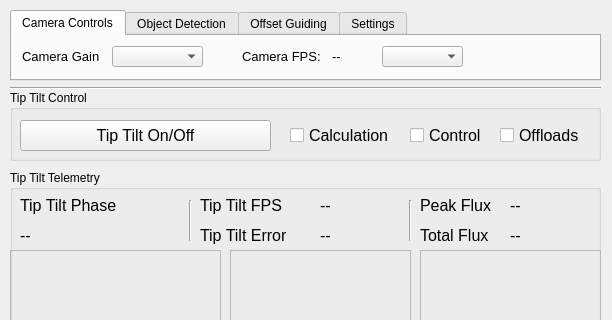
Old version of the form kpf/TT_GUI/TipTiltGUI.ui in the repository KeckObservatory/KPFTranslator; both pictures show x 0 to 612 and y 0 to 320 of the 612 by 938 pixel window.
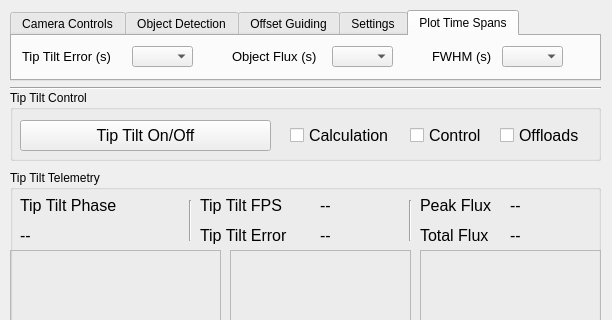
New version of the form. The open tabs and pages were chosen to show the change.

Commit message: Refine plot behavior and layout

Patch:
```diff
--- a/kpf/TT_GUI/TipTiltGUI.ui
+++ b/kpf/TT_GUI/TipTiltGUI.ui
@@ -781,6 +781,110 @@
       </property>
      </widget>
     </widget>
+    <widget class="QWidget" name="PlotSettings">
+     <attribute name="title">
+      <string>Plot Time Spans</string>
+     </attribute>
+     <widget class="QLabel" name="TTPlotSettingLabel">
+      <property name="geometry">
+       <rect>
+        <x>10</x>
+        <y>10</y>
+        <width>101</width>
+        <height>21</height>
+       </rect>
+      </property>
+      <property name="font">
+       <font>
+        <pointsize>10</pointsize>
+       </font>
+      </property>
+      <property name="text">
+       <string>Tip Tilt Error (s)</string>
+      </property>
+     </widget>
+     <widget class="QComboBox" name="TTErrPlotTime">
+      <property name="geometry">
+       <rect>
+        <x>120</x>
+        <y>10</y>
+        <width>61</width>
+        <height>21</height>
+       </rect>
+      </property>
+      <property name="font">
+       <font>
+        <pointsize>10</pointsize>
+       </font>
+      </property>
+     </widget>
+     <widget class="QLabel" name="TTPlotSettingLabel_2">
+      <property name="geometry">
+       <rect>
+        <x>220</x>
+        <y>10</y>
+        <width>101</width>
+        <height>21</height>
+       </rect>
+      </property>
+      <property name="font">
+       <font>
+        <pointsize>10</pointsize>
+       </font>
+      </property>
+      <property name="text">
+       <string>Object Flux (s)</string>
+      </property>
+     </widget>
+     <widget class="QComboBox" name="ObjectFluxPlotTime">
+      <property name="geometry">
+       <rect>
+        <x>320</x>
+        <y>10</y>
+        <width>61</width>
+        <height>21</height>
+       </rect>
+      </property>
+      <property name="font">
+       <font>
+        <pointsize>10</pointsize>
+       </font>
+      </property>
+     </widget>
+     <widget class="QLabel" name="TTPlotSettingLabel_3">
+      <property name="geometry">
+       <rect>
+        <x>420</x>
+        <y>10</y>
+        <width>71</width>
+        <height>21</height>
+       </rect>
+      </property>
+      <property name="font">
+       <font>
+        <pointsize>10</pointsize>
+       </font>
+      </property>
+      <property name="text">
+       <string>FWHM (s)</string>
+      </property>
+     </widget>
+     <widget class="QComboBox" name="FWHMPlotTime">
+      <property name="geometry">
+       <rect>
+        <x>490</x>
+        <y>10</y>
+        <width>61</width>
+        <height>21</height>
+       </rect>
+      </property>
+      <property name="font">
+       <font>
+        <pointsize>10</pointsize>
+       </font>
+      </property>
+     </widget>
+    </widget>
    </widget>
    <widget class="Line" name="line">
     <property name="geometry">
```
The commit also changes 1 other file.
